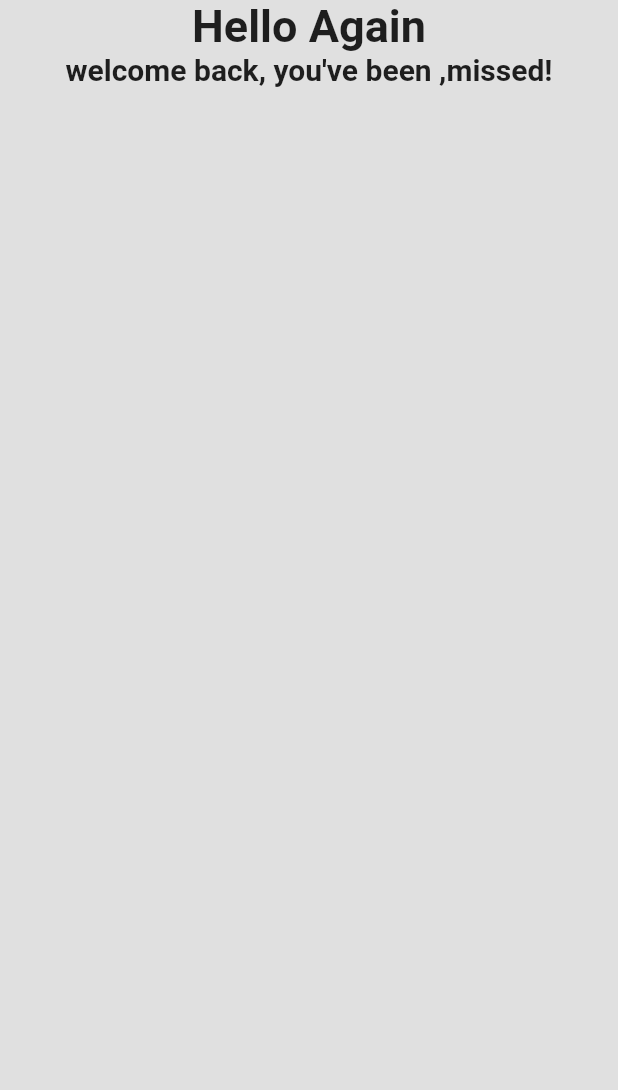
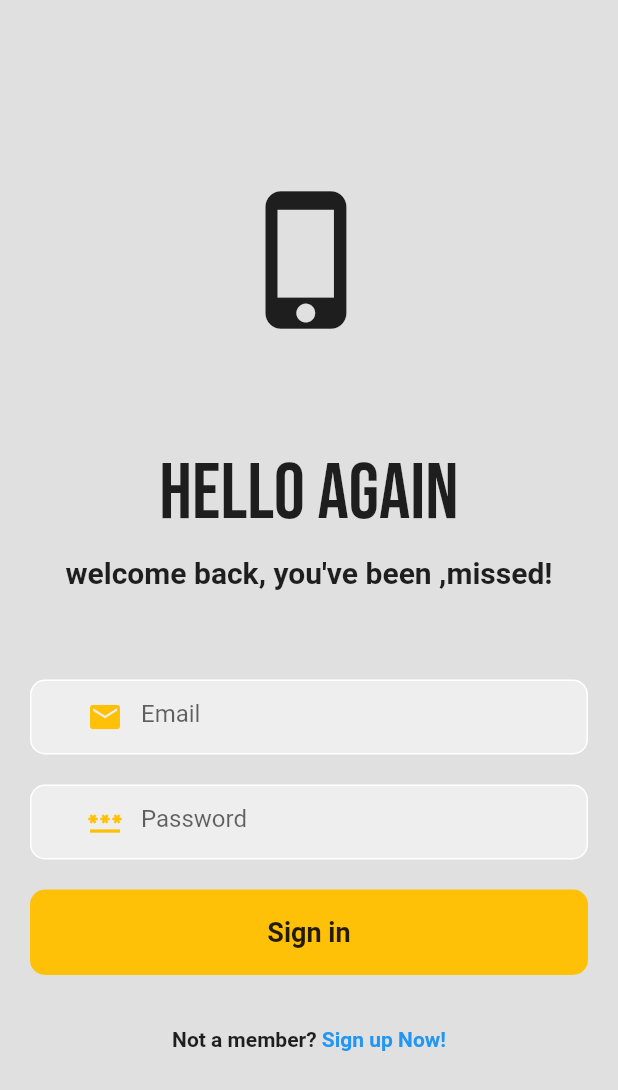
Before and after one commit to Dcastro99/CockTailApp, a Flutter app: the screen it shows after launch, on a phone screen of 412 x 824 dp. Shown: the top 1090 px of the screen. Run offline on Flutter 3.47's test engine with Material 2 defaults, Android fonts, the phone set to English and light mode, and no system bars; our stand-ins replace google_fonts.

Commit message:
added login UI

```diff
--- a/frontend/cocktail_app/lib/login_page.dart
+++ b/frontend/cocktail_app/lib/login_page.dart
@@ -1,4 +1,5 @@
 import 'package:flutter/material.dart';
+import 'package:google_fonts/google_fonts.dart';
 
 class LoginPage extends StatefulWidget {
   const LoginPage({Key? key}) : super(key: key);
@@ -16,14 +17,111 @@ class _LoginPageState extends State<LoginPage> {
         backgroundColor: Colors.grey[300],
         body: SafeArea(
             child: Center(
-          child: Column(children: const [
+          child: Column(mainAxisAlignment: MainAxisAlignment.center, children: [
+            const Icon(
+              Icons.phone_iphone,
+              size: 100,
+            ),
+            const SizedBox(height: 75),
             Text(
               'Hello Again',
-              style: TextStyle(fontSize: 30.0, fontWeight: FontWeight.bold),
+              style: GoogleFonts.bebasNeue(fontSize: 52),
             ),
-            Text(
+            const SizedBox(height: 10),
+            const Text(
               'welcome back, you\'ve been ,missed!',
               style: TextStyle(fontSize: 20.0, fontWeight: FontWeight.bold),
+            ),
+            const SizedBox(height: 50),
+
+            //EMAIL TEXT FIELD
+            Padding(
+              padding:
+                  const EdgeInsets.symmetric(horizontal: 20.0, vertical: 10.0),
+              child: Container(
+                decoration: BoxDecoration(
+                  color: Colors.grey[200],
+                  border: Border.all(color: Colors.white),
+                  borderRadius: BorderRadius.circular(10.0),
+                ),
+                child: const Padding(
+                  padding: EdgeInsets.symmetric(horizontal: 25.0),
+                  child: TextField(
+                    decoration: InputDecoration(
+                      border: InputBorder.none,
+                      hintText: 'Email',
+                      prefixIcon: Icon(
+                        Icons.email,
+                        color: Colors.amber,
+                      ),
+                    ),
+                  ),
+                ),
+              ),
+            ),
+
+            //PASSWORD TEXT FIELD
+            Padding(
+              padding:
+                  const EdgeInsets.symmetric(horizontal: 20.0, vertical: 10.0),
+              child: Container(
+                decoration: BoxDecoration(
+                  color: Colors.grey[200],
+                  border: Border.all(color: Colors.white),
+                  borderRadius: BorderRadius.circular(10.0),
+                ),
+                child: const Padding(
+                  padding: EdgeInsets.symmetric(horizontal: 25.0),
+                  child: TextField(
+                    obscureText: true,
+                    decoration: InputDecoration(
+                      border: InputBorder.none,
+                      hintText: 'Password',
+                      prefixIcon: Icon(
+                        Icons.password,
+                        color: Colors.amber,
+                      ),
+                    ),
+                  ),
+                ),
+              ),
+            ),
+
+            //LOGIN BUTTON
+            Padding(
+              padding: const EdgeInsets.symmetric(horizontal: 20, vertical: 10),
+              child: Container(
+                padding: const EdgeInsets.all(18),
+                decoration: BoxDecoration(
+                  color: Colors.amber,
+                  borderRadius: BorderRadius.circular(10.0),
+                ),
+                child: const Center(
+                  child: Text(
+                    'Sign in',
+                    style: TextStyle(
+                      // color: Colors.white,
+                      fontSize: 18.0,
+                      fontWeight: FontWeight.bold,
+                    ),
+                  ),
+                ),
+              ),
+            ),
+            const SizedBox(height: 25),
+
+            // NO ACCOUNT? SIGN UP
+            Row(
+              mainAxisAlignment: MainAxisAlignment.center,
+              children: const [
+                Text('Not a member?',
+                    style: TextStyle(fontWeight: FontWeight.bold)),
+                Text(
+                  ' Sign up Now!',
+                  style: TextStyle(
+                      color: Colors.blue, fontWeight: FontWeight.bold),
+                )
+              ],
             )
           ]),
         )));
--- a/frontend/cocktail_app/pubspec.yaml
+++ b/frontend/cocktail_app/pubspec.yaml
@@ -31,10 +31,10 @@ dependencies:
   flutter:
     sdk: flutter
 
-
   # The following adds the Cupertino Icons font to your application.
   # Use with the CupertinoIcons class for iOS style icons.
   cupertino_icons: ^1.0.2
+  google_fonts:
 
 dev_dependencies:
   flutter_test:
@@ -52,7 +52,6 @@ dev_dependencies:
 
 # The following section is specific to Flutter packages.
 flutter:
-
   # The following line ensures that the Material Icons font is
   # included with your application, so that you can use the icons in
   # the material Icons class.
```
Also changed, not shown: frontend/cocktail_app/pubspec.lock, 10 other files.
